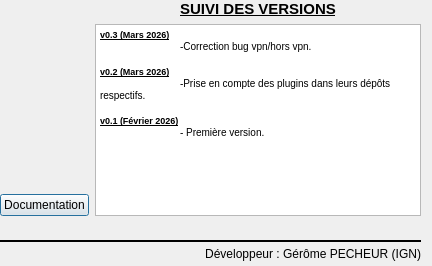
This is aproposde.ui in IGNF/installateur-qgis as Qt 5 draws it before an edit. The edited form follows.
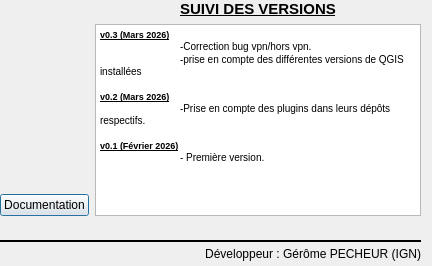
This is the edited form. Icons and pictures are not drawn.

Commit message: prise en compte des différentes version de QGIS

What changed in the file:
```diff
--- a/aproposde.ui
+++ b/aproposde.ui
@@ -109,6 +109,7 @@
 &lt;/style&gt;&lt;/head&gt;&lt;body style=&quot; font-family:'MS Shell Dlg 2'; font-size:7.8pt; font-weight:400; font-style:normal;&quot;&gt;
 &lt;p style=&quot; margin-top:0px; margin-bottom:0px; margin-left:0px; margin-right:0px; -qt-block-indent:0; text-indent:0px;&quot;&gt;&lt;span style=&quot; font-size:7pt; font-weight:600; text-decoration: underline;&quot;&gt;v0.3 (Mars 2026)&lt;/span&gt;&lt;/p&gt;
 &lt;p style=&quot; margin-top:0px; margin-bottom:0px; margin-left:0px; margin-right:0px; -qt-block-indent:0; text-indent:0px;&quot;&gt;&lt;span style=&quot; font-size:7pt;&quot;&gt;	&lt;/span&gt;-Correction bug vpn/hors vpn.&lt;/p&gt;
+&lt;p style=&quot; margin-top:0px; margin-bottom:0px; margin-left:0px; margin-right:0px; -qt-block-indent:0; text-indent:0px;&quot;&gt;	-prise en compte des différentes versions de QGIS installées&lt;/p&gt;
 &lt;p style=&quot;-qt-paragraph-type:empty; margin-top:0px; margin-bottom:0px; margin-left:0px; margin-right:0px; -qt-block-indent:0; text-indent:0px;&quot;&gt;&lt;br /&gt;&lt;/p&gt;
 &lt;p style=&quot; margin-top:0px; margin-bottom:0px; margin-left:0px; margin-right:0px; -qt-block-indent:0; text-indent:0px;&quot;&gt;&lt;span style=&quot; font-size:7pt; font-weight:600; text-decoration: underline;&quot;&gt;v0.2 (Mars 2026)&lt;/span&gt;&lt;/p&gt;
 &lt;p style=&quot; margin-top:0px; margin-bottom:0px; margin-left:0px; margin-right:0px; -qt-block-indent:0; text-indent:0px;&quot;&gt;&lt;span style=&quot; font-size:7pt;&quot;&gt;	&lt;/span&gt;-Prise en compte des plugins dans leurs dépôts respectifs.&lt;/p&gt;
```
The commit also changes 1 other file.
